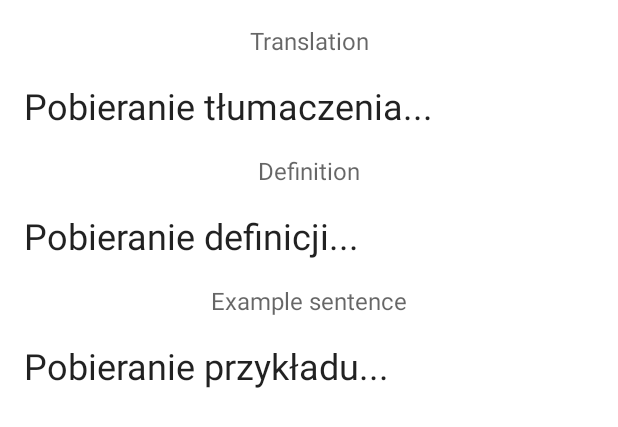
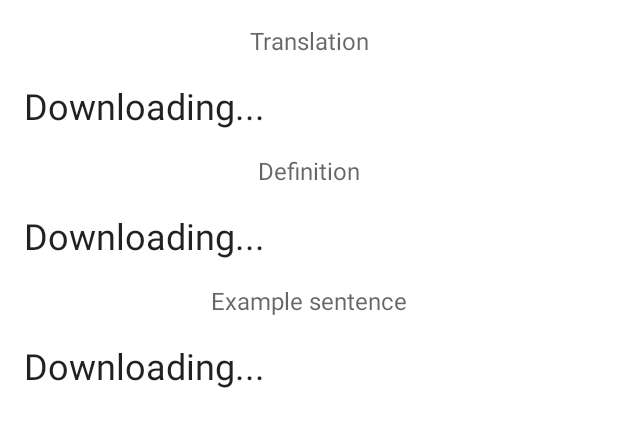
Before and after one commit to damianszydlowski/Loslownik, an Android app: the layout content_word_view.xml on its own in the app's theme, with its tools: preview values and no code run, on a phone screen of 412 x 824 dp. Shown: the top 427 px of the screen. Run offline under Robolectric (Android 15) with nearby library versions, the phone set to English and light mode, and no system bars.

Commit message:
Added more translatable strings

```diff
--- a/app/src/main/res/layout/content_word_view.xml
+++ b/app/src/main/res/layout/content_word_view.xml
@@ -28,9 +28,9 @@
         android:layout_marginStart="16dp"
         android:layout_marginTop="16dp"
         android:layout_marginEnd="16dp"
+        android:text="@string/word_of_day_downloading"
+        android:textAppearance="@style/TextAppearance.MaterialComponents.Headline5"
         app:autoSizeTextType="uniform"
-        android:text="Pobieranie tłumaczenia..."
-        android:textAppearance="@style/TextAppearance.MaterialComponents.Headline5"
         app:layout_constraintEnd_toEndOf="parent"
         app:layout_constraintStart_toStartOf="parent"
         app:layout_constraintTop_toBottomOf="@+id/textView" />
@@ -55,7 +55,7 @@
         android:layout_marginStart="16dp"
         android:layout_marginTop="16dp"
         android:layout_marginEnd="16dp"
-        android:text="Pobieranie definicji..."
+        android:text="@string/word_of_day_downloading"
         android:textAppearance="@style/TextAppearance.MaterialComponents.Headline5"
         app:layout_constraintEnd_toEndOf="parent"
         app:layout_constraintHorizontal_bias="0.0"
@@ -82,7 +82,7 @@
         android:layout_marginStart="16dp"
         android:layout_marginTop="16dp"
         android:layout_marginEnd="16dp"
-        android:text="Pobieranie przykładu..."
+        android:text="@string/word_of_day_downloading"
         android:textAppearance="@style/TextAppearance.MaterialComponents.Headline5"
         app:layout_constraintEnd_toEndOf="parent"
         app:layout_constraintStart_toStartOf="parent"
```
